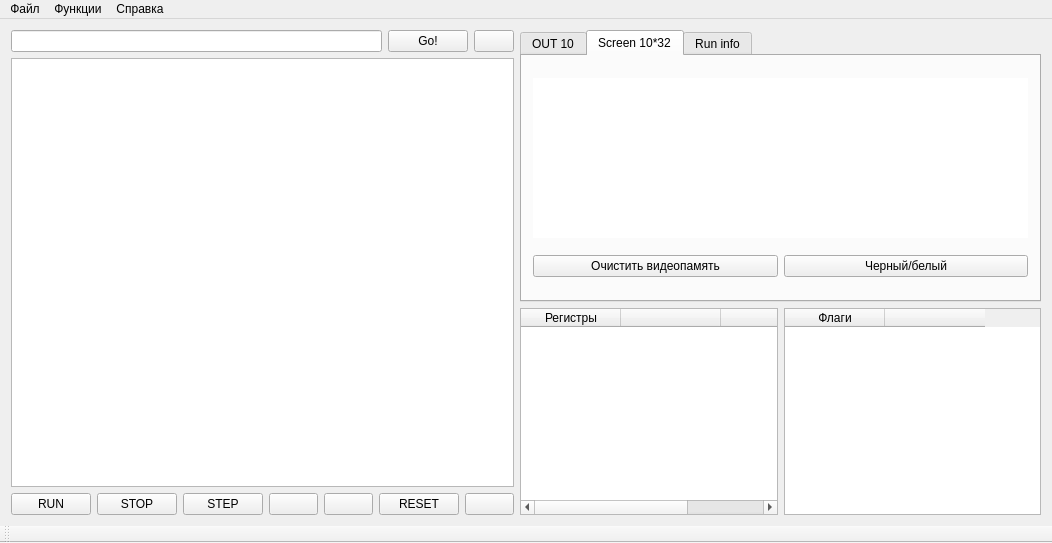
Above: mainwindow.ui from BSDteam/Emu-I8080-Antonov-fixed before the change. Below: the same form after it.
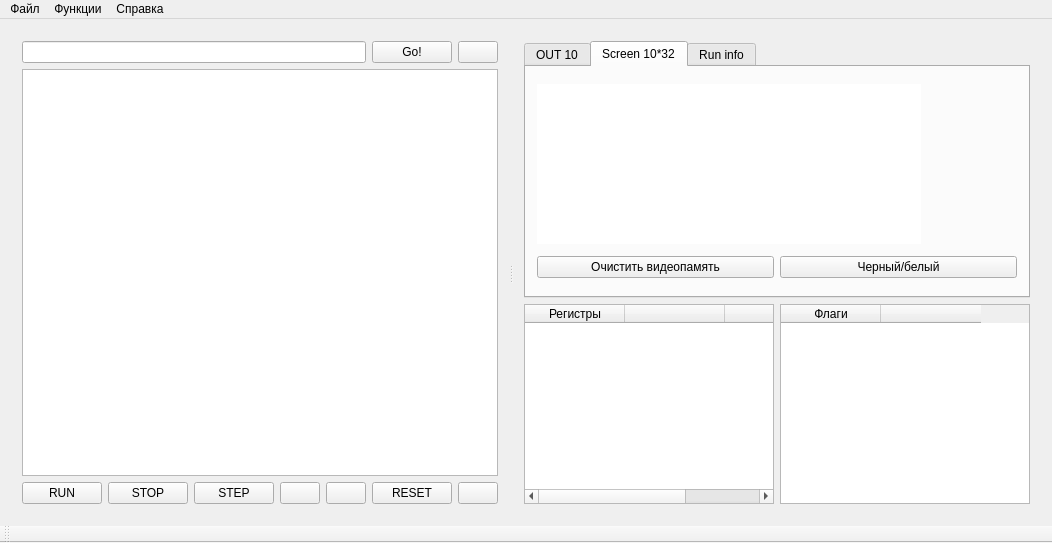
That is the form after the change. Icons and pictures are not drawn.

Patch:
```diff
--- a/mainwindow.ui
+++ b/mainwindow.ui
@@ -14,11 +14,38 @@
    <string>MainWindow</string>
   </property>
   <widget class="QWidget" name="centralWidget">
-   <layout class="QGridLayout" name="gridLayout_3">
-    <item row="0" column="0">
-     <layout class="QHBoxLayout" name="horizontalLayout_4">
-      <item>
-       <layout class="QVBoxLayout" name="verticalLayout">
+   <layout class="QHBoxLayout" name="horizontalLayout_4">
+    <item>
+     <widget class="QSplitter" name="splitter">
+      <property name="sizePolicy">
+       <sizepolicy hsizetype="Preferred" vsizetype="Preferred">
+        <horstretch>0</horstretch>
+        <verstretch>0</verstretch>
+       </sizepolicy>
+      </property>
+      <property name="layoutDirection">
+       <enum>Qt::LeftToRight</enum>
+      </property>
+      <property name="autoFillBackground">
+       <bool>false</bool>
+      </property>
+      <property name="orientation">
+       <enum>Qt::Horizontal</enum>
+      </property>
+      <property name="opaqueResize">
+       <bool>true</bool>
+      </property>
+      <property name="handleWidth">
+       <number>4</number>
+      </property>
+      <property name="childrenCollapsible">
+       <bool>true</bool>
+      </property>
+      <widget class="QWidget" name="layoutWidget">
+       <layout class="QVBoxLayout" name="verticalLayout" stretch="0,0,0">
+        <property name="sizeConstraint">
+         <enum>QLayout::SetDefaultConstraint</enum>
+        </property>
         <item>
          <layout class="QHBoxLayout" name="horizontalLayout">
           <item>
@@ -50,6 +77,24 @@
         </item>
         <item>
          <widget class="QTableView" name="tableView">
+          <property name="sizePolicy">
+           <sizepolicy hsizetype="Expanding" vsizetype="Expanding">
+            <horstretch>100</horstretch>
+            <verstretch>0</verstretch>
+           </sizepolicy>
+          </property>
+          <property name="minimumSize">
+           <size>
+            <width>100</width>
+            <height>0</height>
+           </size>
+          </property>
+          <property name="baseSize">
+           <size>
+            <width>600</width>
+            <height>0</height>
+           </size>
+          </property>
           <property name="frameShape">
            <enum>QFrame::StyledPanel</enum>
           </property>
@@ -185,11 +230,35 @@
          </layout>
         </item>
        </layout>
-      </item>
-      <item>
-       <layout class="QVBoxLayout" name="verticalLayout_2">
+      </widget>
+      <widget class="QWidget" name="layoutWidget">
+       <layout class="QVBoxLayout" name="verticalLayout_2" stretch="0,0">
+        <property name="spacing">
+         <number>6</number>
+        </property>
+        <property name="sizeConstraint">
+         <enum>QLayout::SetDefaultConstraint</enum>
+        </property>
         <item>
          <widget class="QTabWidget" name="tabWidget">
+          <property name="sizePolicy">
+           <sizepolicy hsizetype="Preferred" vsizetype="Expanding">
+            <horstretch>0</horstretch>
+            <verstretch>0</verstretch>
+           </sizepolicy>
+          </property>
+          <property name="maximumSize">
+           <size>
+            <width>4000</width>
+            <height>4000</height>
+           </size>
+          </property>
+          <property name="baseSize">
+           <size>
+            <width>200</width>
+            <height>200</height>
+           </size>
+          </property>
           <property name="currentIndex">
            <number>1</number>
           </property>
@@ -230,20 +299,20 @@
             <item row="0" column="0" colspan="2">
              <widget class="QTableWidget" name="tableWidget_4">
               <property name="sizePolicy">
-               <sizepolicy hsizetype="Ignored" vsizetype="Ignored">
+               <sizepolicy hsizetype="MinimumExpanding" vsizetype="Expanding">
                 <horstretch>0</horstretch>
                 <verstretch>0</verstretch>
                </sizepolicy>
               </property>
               <property name="minimumSize">
                <size>
-                <width>495</width>
+                <width>384</width>
                 <height>160</height>
                </size>
               </property>
               <property name="maximumSize">
                <size>
-                <width>495</width>
+                <width>384</width>
                 <height>160</height>
                </size>
               </property>
@@ -311,6 +380,12 @@
                 </disabled>
                </palette>
               </property>
+              <property name="font">
+               <font>
+                <family>Courier 10 Pitch</family>
+                <bold>true</bold>
+               </font>
+              </property>
               <property name="focusPolicy">
                <enum>Qt::NoFocus</enum>
               </property>
@@ -323,6 +398,12 @@
               <property name="lineWidth">
                <number>0</number>
               </property>
+              <property name="verticalScrollBarPolicy">
+               <enum>Qt::ScrollBarAlwaysOff</enum>
+              </property>
+              <property name="horizontalScrollBarPolicy">
+               <enum>Qt::ScrollBarAlwaysOff</enum>
+              </property>
               <property name="autoScroll">
                <bool>false</bool>
               </property>
@@ -409,12 +490,39 @@
          </widget>
         </item>
         <item>
-         <layout class="QHBoxLayout" name="horizontalLayout_2">
+         <layout class="QHBoxLayout" name="horizontalLayout_2" stretch="0,0">
+          <property name="sizeConstraint">
+           <enum>QLayout::SetDefaultConstraint</enum>
+          </property>
           <item>
            <widget class="QTableWidget" name="tableWidget_3">
+            <property name="sizePolicy">
+             <sizepolicy hsizetype="Preferred" vsizetype="Expanding">
+              <horstretch>1</horstretch>
+              <verstretch>0</verstretch>
+             </sizepolicy>
+            </property>
             <property name="minimumSize">
              <size>
-              <width>219</width>
+              <width>100</width>
+              <height>0</height>
+             </size>
+            </property>
+            <property name="maximumSize">
+             <size>
+              <width>400</width>
+              <height>16777215</height>
+             </size>
+            </property>
+            <property name="sizeIncrement">
+             <size>
+              <width>0</width>
+              <height>0</height>
+             </size>
+            </property>
+            <property name="baseSize">
+             <size>
+              <width>200</width>
               <height>0</height>
              </size>
             </property>
@@ -479,12 +587,30 @@
           </item>
           <item>
            <widget class="QTableWidget" name="tableWidget_2">
+            <property name="sizePolicy">
+             <sizepolicy hsizetype="Preferred" vsizetype="Maximum">
+              <horstretch>1</horstretch>
+              <verstretch>0</verstretch>
+             </sizepolicy>
+            </property>
             <property name="minimumSize">
              <size>
               <width>100</width>
               <height>200</height>
              </size>
             </property>
+            <property name="maximumSize">
+             <size>
+              <width>400</width>
+              <height>2500</height>
+             </size>
+            </property>
+            <property name="baseSize">
+             <size>
+              <width>100</width>
+              <height>0</height>
+             </size>
+            </property>
             <property name="frameShadow">
              <enum>QFrame::Sunken</enum>
             </property>
@@ -542,8 +668,8 @@
          </layout>
         </item>
        </layout>
-      </item>
-     </layout>
+      </widget>
+     </widget>
     </item>
    </layout>
   </widget>
```
Left out of the diff: 271 changed lines with no effect on the pictures.
